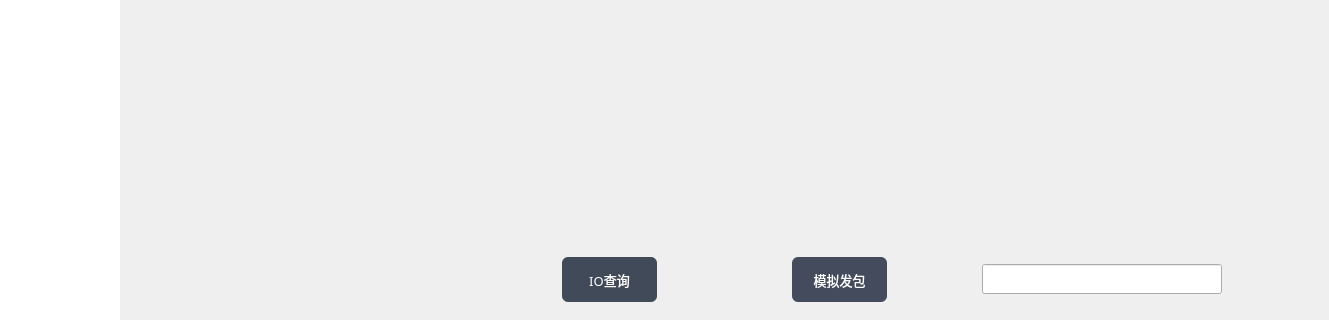
learniuH/work, file KCTS/KCTS Project/UI/main_window_ui.ui: the form before one commit; both pictures show x 0 to 1329 and y 448 to 768 of the 1329 by 768 pixel window.
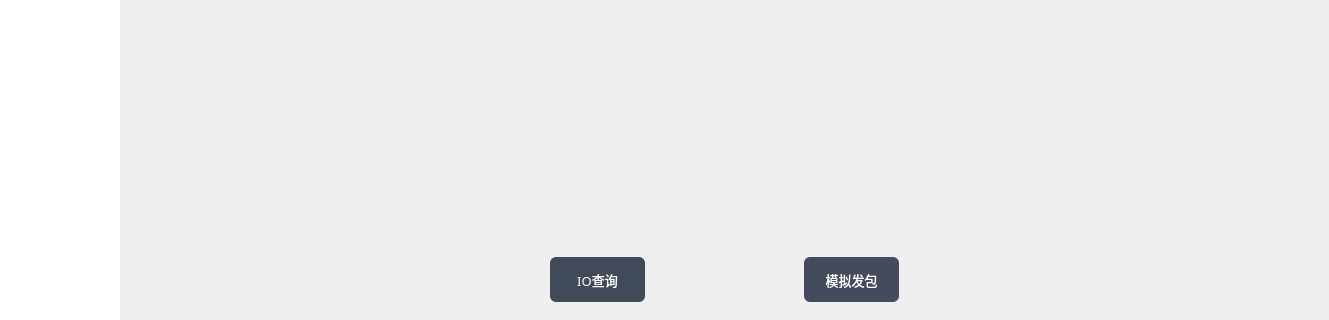
The form after the commit. The open tabs and pages were chosen to show the change. Icons and pictures are not drawn.

Commit message: 优化OU模拟器包头 lineEdit 的界面布局

```diff
--- a/KCTS/KCTS Project/UI/main_window_ui.ui
+++ b/KCTS/KCTS Project/UI/main_window_ui.ui
@@ -3198,13 +3198,13 @@
                    </property>
                    <property name="minimumSize">
                     <size>
-                     <width>240</width>
+                     <width>280</width>
                      <height>0</height>
                     </size>
                    </property>
                    <property name="maximumSize">
                     <size>
-                     <width>240</width>
+                     <width>280</width>
                      <height>16777215</height>
                     </size>
                    </property>
@@ -3287,7 +3287,7 @@
                    </property>
                    <property name="sizeHint" stdset="0">
                     <size>
-                     <width>40</width>
+                     <width>90</width>
                      <height>20</height>
                     </size>
                    </property>
@@ -3353,6 +3353,9 @@
                  </item>
                  <item>
                   <widget class="QLineEdit" name="lineEdit_package_header">
+                   <property name="enabled">
+                    <bool>false</bool>
+                   </property>
                    <property name="sizePolicy">
                     <sizepolicy hsizetype="Minimum" vsizetype="Fixed">
                      <horstretch>0</horstretch>
@@ -3361,13 +3364,13 @@
                    </property>
                    <property name="minimumSize">
                     <size>
-                     <width>240</width>
+                     <width>280</width>
                      <height>30</height>
                     </size>
                    </property>
                    <property name="maximumSize">
                     <size>
-                     <width>240</width>
+                     <width>280</width>
                      <height>16777215</height>
                     </size>
                    </property>
@@ -3378,12 +3381,13 @@
                    </property>
                    <property name="styleSheet">
                     <string notr="true">QLineEdit {
-	color: white;
-	
-}</string>
+	border: 0px;
+	background-color: transparent;
+}
+</string>
                    </property>
                    <property name="placeholderText">
-                    <string> 自定义包头</string>
+                    <string/>
                    </property>
                   </widget>
                  </item>
```
The commit also changes 5 other files.
